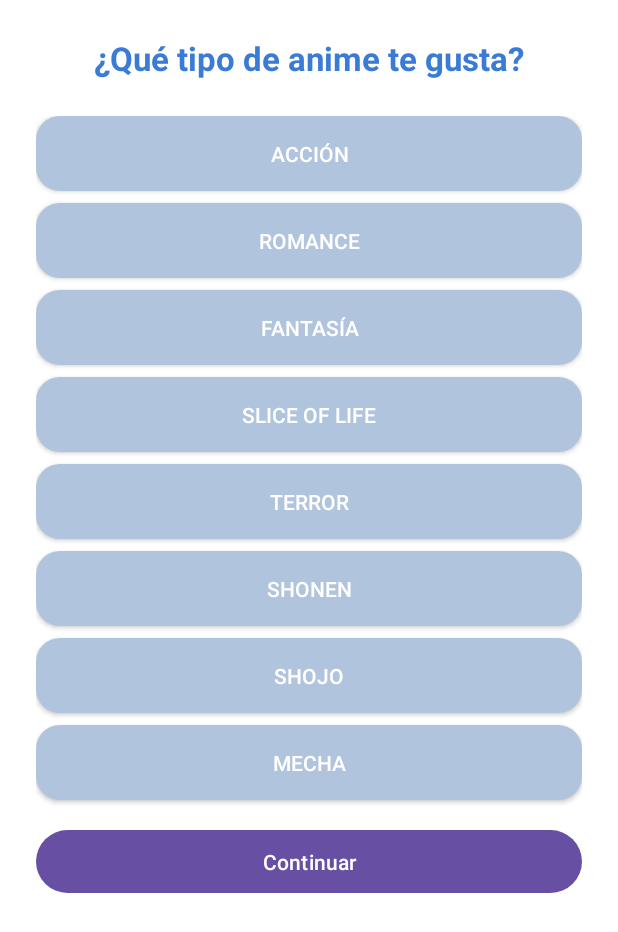
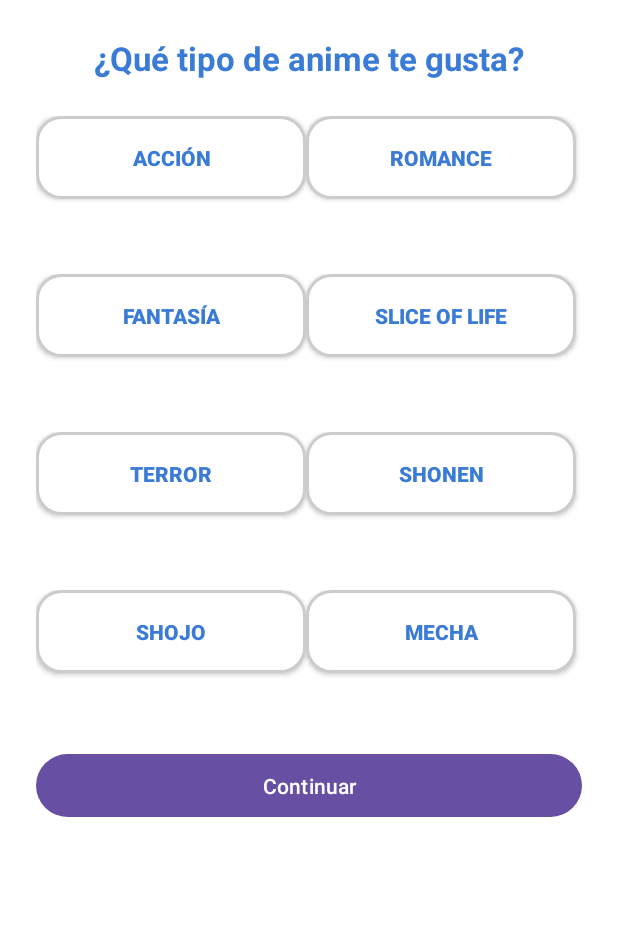
Before and after one commit to ycazalla1/0489_RA2_PT2_3_AppFunnelB2C_Andrea_Yamila, an Android app: the MainActivity4 screen opened directly, with no data from a screen before it, on a phone screen of 412 x 824 dp. Shown: the top 932 px of the screen. Run offline under Robolectric (Android 15) with nearby library versions, the phone set to English and light mode, and no system bars.

Commit message:
Mejora del activity_main4.xml

```diff
--- /dev/null
+++ b/app/src/main/res/drawable/bg_toggle_card.xml
@@ -0,0 +1,20 @@
+<?xml version="1.0" encoding="utf-8"?>
+<selector xmlns:android="http://schemas.android.com/apk/res/android">
+    <!-- Estado seleccionado -->
+    <item android:state_checked="true">
+        <shape android:shape="rectangle">
+            <solid android:color="#CDCECF"/>
+            <corners android:radius="16dp"/>
+            <stroke android:width="2dp" android:color="#FFFFFF"/>
+        </shape>
+    </item>
+
+    <!-- Estado normal -->
+    <item>
+        <shape android:shape="rectangle">
+            <solid android:color="#FFFFFF"/>
+            <corners android:radius="16dp"/>
+            <stroke android:width="2dp" android:color="#CCCCCC"/>
+        </shape>
+    </item>
+</selector>
--- a/app/src/main/res/layout/activity_main4.xml
+++ b/app/src/main/res/layout/activity_main4.xml
@@ -30,85 +30,137 @@
             android:layout_height="wrap_content"
             android:weightSum="2">
 
+            <LinearLayout
+                android:layout_width="match_parent"
+                android:layout_height="match_parent"
+                android:orientation="horizontal">
+
                 <ToggleButton
                     android:id="@+id/btn_accion"
-                android:layout_width="match_parent"
-                android:layout_height="50dp"
+                    android:layout_width="180dp"
+                    android:layout_height="55dp"
+                    android:layout_marginBottom="50dp"
+                    android:background="@drawable/bg_toggle_card"
+                    android:gravity="center"
+                    android:padding="12dp"
+                    android:textColor="#3A7BD5"
+                    android:textOff="Acción"
                     android:textOn="Acción"
-                android:textOff="Acción"
-                android:textColor="#FFFFFF"
-                android:background="@drawable/rounded_toggle_button"
-                android:layout_marginBottom="8dp"/>
+                    android:textStyle="bold" />
 
                 <ToggleButton
                     android:id="@+id/btn_romance"
+                    android:layout_width="180dp"
+                    android:layout_height="55dp"
+                    android:layout_marginBottom="50dp"
+                    android:background="@drawable/bg_toggle_card"
+                    android:gravity="center"
+                    android:padding="12dp"
+                    android:textColor="#3A7BD5"
+                    android:textOff="Romance"
+                    android:textOn="Romance"
+                    android:textStyle="bold" />
+
+            </LinearLayout>
+
+            <LinearLayout
                 android:layout_width="match_parent"
-                android:layout_height="50dp"
-                android:textOn="Romance"
-                android:textOff="Romance"
-                android:textColor="#FFFFFF"
-                android:background="@drawable/rounded_toggle_button"
-                android:layout_marginBottom="8dp"/>
+                android:layout_height="match_parent"
+                android:orientation="horizontal">
 
                 <ToggleButton
                     android:id="@+id/btn_fantasia"
-                android:layout_width="match_parent"
-                android:layout_height="50dp"
-                android:textOn="Fantasía"
+                    android:layout_width="180dp"
+                    android:layout_height="55dp"
+                    android:layout_marginBottom="50dp"
+                    android:background="@drawable/bg_toggle_card"
+                    android:gravity="center"
+                    android:padding="12dp"
+                    android:textColor="#3A7BD5"
+                    android:textStyle="bold"
                     android:textOff="Fantasía"
-                android:textColor="#FFFFFF"
-                android:background="@drawable/rounded_toggle_button"
-                android:layout_marginBottom="8dp"/>
+                    android:textOn="Fantasía" />
 
                 <ToggleButton
                     android:id="@+id/btn_slice"
+                    android:layout_width="180dp"
+                    android:layout_height="55dp"
+                    android:layout_marginBottom="50dp"
+                    android:background="@drawable/bg_toggle_card"
+                    android:gravity="center"
+                    android:padding="12dp"
+                    android:textColor="#3A7BD5"
+                    android:textStyle="bold"
+                    android:textOff="Slice of Life"
+                    android:textOn="Slice of Life" />
+
+            </LinearLayout>
+
+            <LinearLayout
                 android:layout_width="match_parent"
-                android:layout_height="50dp"
-                android:textOn="Slice of Life"
-                android:textOff="Slice of Life"
-                android:textColor="#FFFFFF"
-                android:background="@drawable/rounded_toggle_button"
-                android:layout_marginBottom="8dp"/>
+                android:layout_height="match_parent"
+                android:orientation="horizontal">
 
                 <ToggleButton
                     android:id="@+id/btn_terror"
-                android:layout_width="match_parent"
-                android:layout_height="50dp"
+                    android:layout_width="180dp"
+                    android:layout_height="55dp"
+                    android:layout_marginBottom="50dp"
+                    android:background="@drawable/bg_toggle_card"
+                    android:gravity="center"
+                    android:padding="12dp"
+                    android:textColor="#3A7BD5"
+                    android:textOff="Terror"
                     android:textOn="Terror"
-                android:textOff="Terror"
-                android:textColor="#FFFFFF"
-                android:background="@drawable/rounded_toggle_button"
-                android:layout_marginBottom="8dp"/>
+                    android:textStyle="bold" />
 
                 <ToggleButton
                     android:id="@+id/btn_shonen"
+                    android:layout_width="180dp"
+                    android:layout_height="55dp"
+                    android:layout_marginBottom="50dp"
+                    android:background="@drawable/bg_toggle_card"
+                    android:gravity="center"
+                    android:padding="12dp"
+                    android:textColor="#3A7BD5"
+                    android:textOff="Shonen"
+                    android:textOn="Shonen"
+                    android:textStyle="bold" />
+
+            </LinearLayout>
+
+            <LinearLayout
                 android:layout_width="match_parent"
-                android:layout_height="50dp"
-                android:textOn="Shonen"
-                android:textOff="Shonen"
-                android:textColor="#FFFFFF"
-                android:background="@drawable/rounded_toggle_button"
-                android:layout_marginBottom="8dp"/>
+                android:layout_height="match_parent"
+                android:orientation="horizontal">
 
                 <ToggleButton
                     android:id="@+id/btn_shojo"
-                android:layout_width="match_parent"
-                android:layout_height="50dp"
+                    android:layout_width="180dp"
+                    android:layout_height="55dp"
+                    android:layout_marginBottom="50dp"
+                    android:background="@drawable/bg_toggle_card"
+                    android:gravity="center"
+                    android:padding="12dp"
+                    android:textColor="#3A7BD5"
+                    android:textOff="Shojo"
                     android:textOn="Shojo"
-                android:textOff="Shojo"
-                android:textColor="#FFFFFF"
-                android:background="@drawable/rounded_toggle_button"
-                android:layout_marginBottom="8dp"/>
+                    android:textStyle="bold" />
 
                 <ToggleButton
                     android:id="@+id/btn_mecha"
-                android:layout_width="match_parent"
-                android:layout_height="50dp"
+                    android:layout_width="180dp"
+                    android:layout_height="55dp"
+                    android:layout_marginBottom="50dp"
+                    android:background="@drawable/bg_toggle_card"
+                    android:gravity="center"
+                    android:padding="12dp"
+                    android:textColor="#3A7BD5"
+                    android:textOff="Mecha"
                     android:textOn="Mecha"
-                android:textOff="Mecha"
-                android:textColor="#FFFFFF"
-                android:background="@drawable/rounded_toggle_button"
-                android:layout_marginBottom="16dp"/>
+                    android:textStyle="bold" />
+            </LinearLayout>
+
         </LinearLayout>
 
         <!-- Botón Continuar -->
```
Lines whose indentation alone changed are shown as unchanged.
